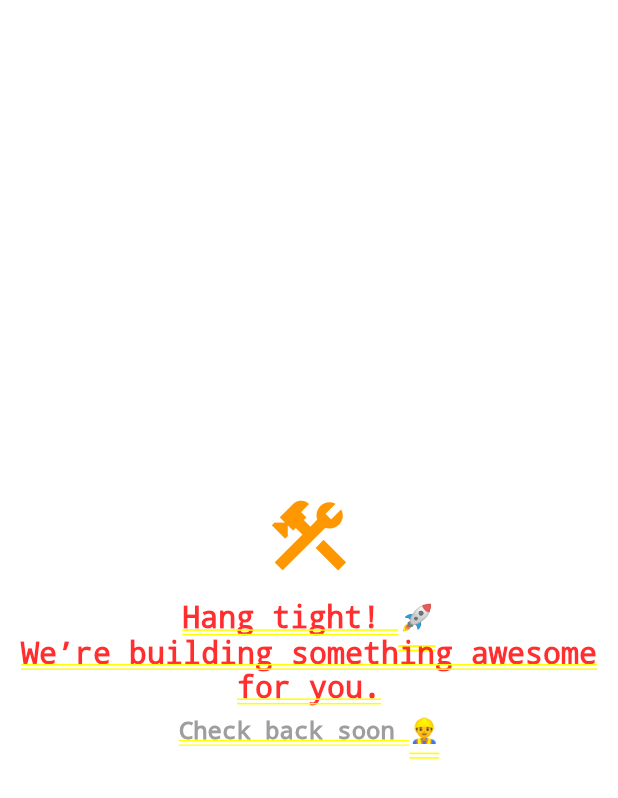
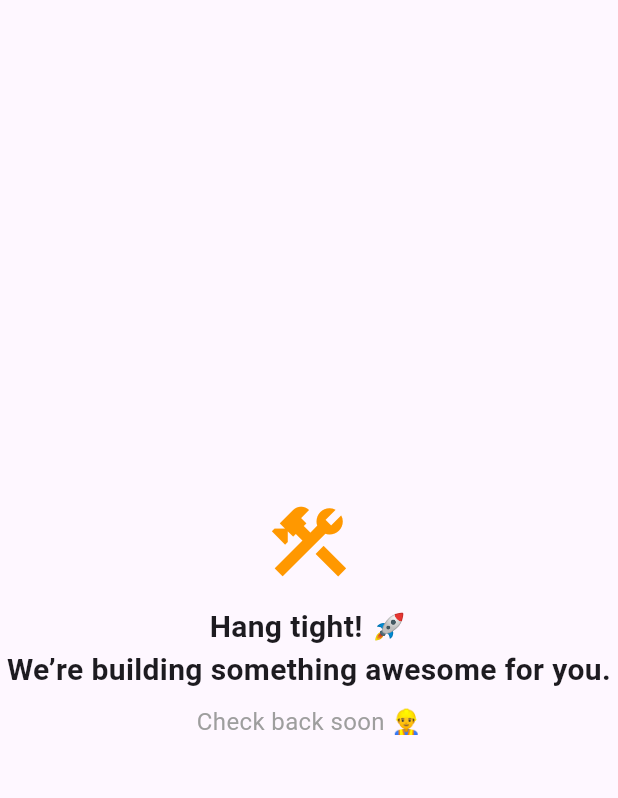
Before and after one commit to venky645/gram_connect_mobile, a Flutter app: the HomeView screen opened by its route, on a phone screen of 412 x 824 dp. Shown: the top 798 px of the screen. Run offline on Flutter 3.47's test engine with Material 3 defaults, Android fonts, the phone set to English and light mode, and no system bars; our stand-ins replace dio, flutter_bloc, get_it, shared_preferences; accounts and stored records are empty.

Commit message:
fix: navigation issues

```diff
--- a/lib/app/presentation/app.dart
+++ b/lib/app/presentation/app.dart
@@ -5,6 +5,8 @@ import 'package:gram_connect/app/routes/app_routes.dart';
 import 'package:gram_connect/core/di/dependency_injection_container.dart';
 import 'package:gram_connect/features/auth/presentation/auth/blocs/bloc/auth_bloc.dart';
 import 'package:gram_connect/ui_handler/bloc/ui_handler_bloc.dart';
+
+final GlobalKey<NavigatorState> navigatorKey = GlobalKey<NavigatorState>();
 
 class App extends StatelessWidget {
   const App({super.key});
@@ -17,6 +19,7 @@ class App extends StatelessWidget {
         BlocProvider(create: (context) => di<AuthBloc>()),
       ],
       child: MaterialApp(
+        navigatorKey: navigatorKey,
         debugShowCheckedModeBanner: false,
         title: 'GramConnect',
         initialRoute: AppRoutes.login,
--- a/lib/app/presentation/app_wrapper.dart
+++ b/lib/app/presentation/app_wrapper.dart
@@ -1,6 +1,8 @@
 import 'package:flutter/material.dart';
 import 'package:flutter_bloc/flutter_bloc.dart';
+import 'package:gram_connect/app/presentation/app.dart';
 import 'package:gram_connect/app/routes/app_routes.dart' show AppRoutes;
+import 'package:gram_connect/features/home/presentation/home_view.dart';
 import 'package:gram_connect/ui_handler/bloc/ui_handler_bloc.dart';
 import 'package:gram_connect/ui_handler/bloc/ui_handler_state.dart';
 
@@ -14,7 +16,7 @@ class AppWrapper extends StatelessWidget {
       listener: (context, state) {
         if (state is GoToHomePageState) {
           print('suceessss.q');
-          Navigator.pushNamed(context, AppRoutes.home);
+          navigatorKey.currentState?.pushNamed(AppRoutes.home);
         }
       },
       child: child,
--- a/lib/features/home/presentation/home_view.dart
+++ b/lib/features/home/presentation/home_view.dart
@@ -10,7 +10,8 @@ class HomeView extends StatefulWidget {
 class _HomeViewState extends State<HomeView> {
   @override
   Widget build(BuildContext context) {
-    return Center(
+    return Scaffold(
+      body: Center(
         child: Column(
           mainAxisAlignment: MainAxisAlignment.center,
           children: [
@@ -28,6 +29,7 @@ class _HomeViewState extends State<HomeView> {
             ),
           ],
         ),
+      ),
     );
   }
 }
```
Lines whose indentation alone changed are shown as unchanged.
